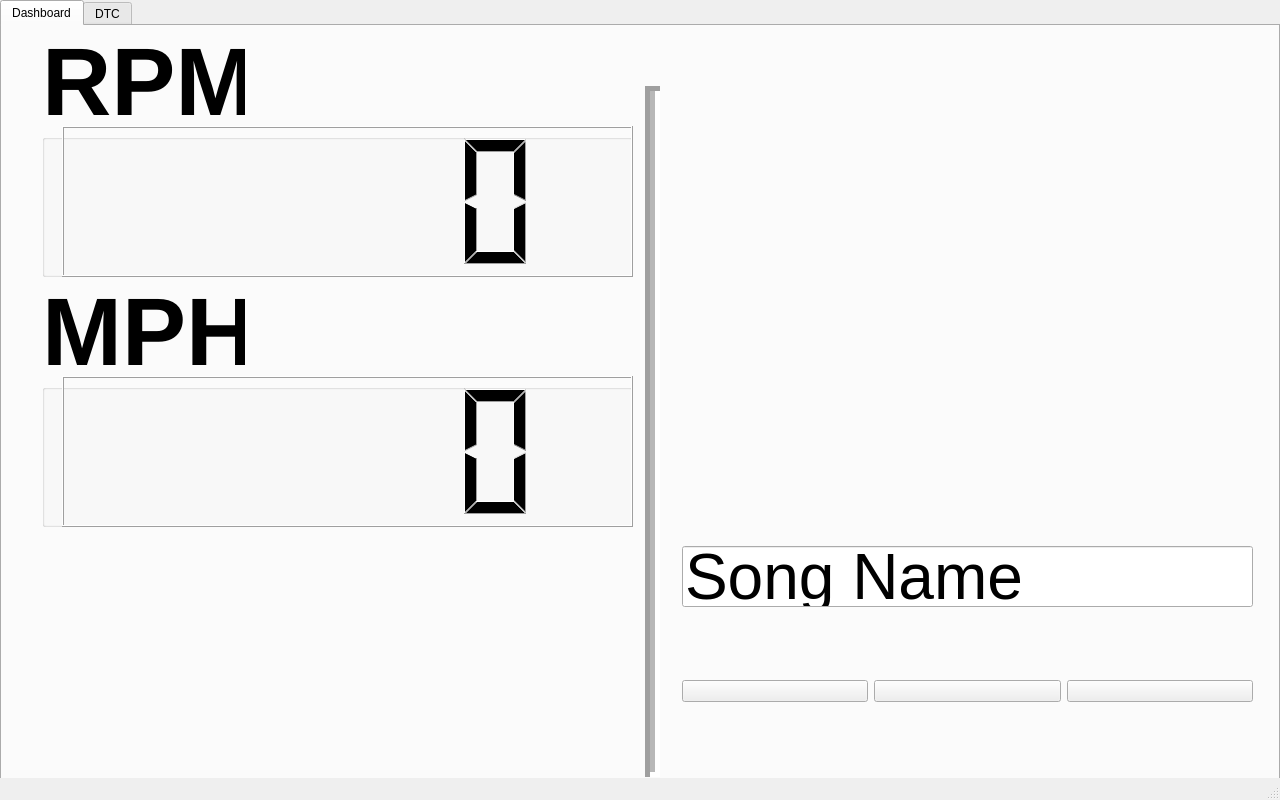
Above: RPi/AutoPi.ui from mbuc/AutoPI before the change. Below: the same form after it.
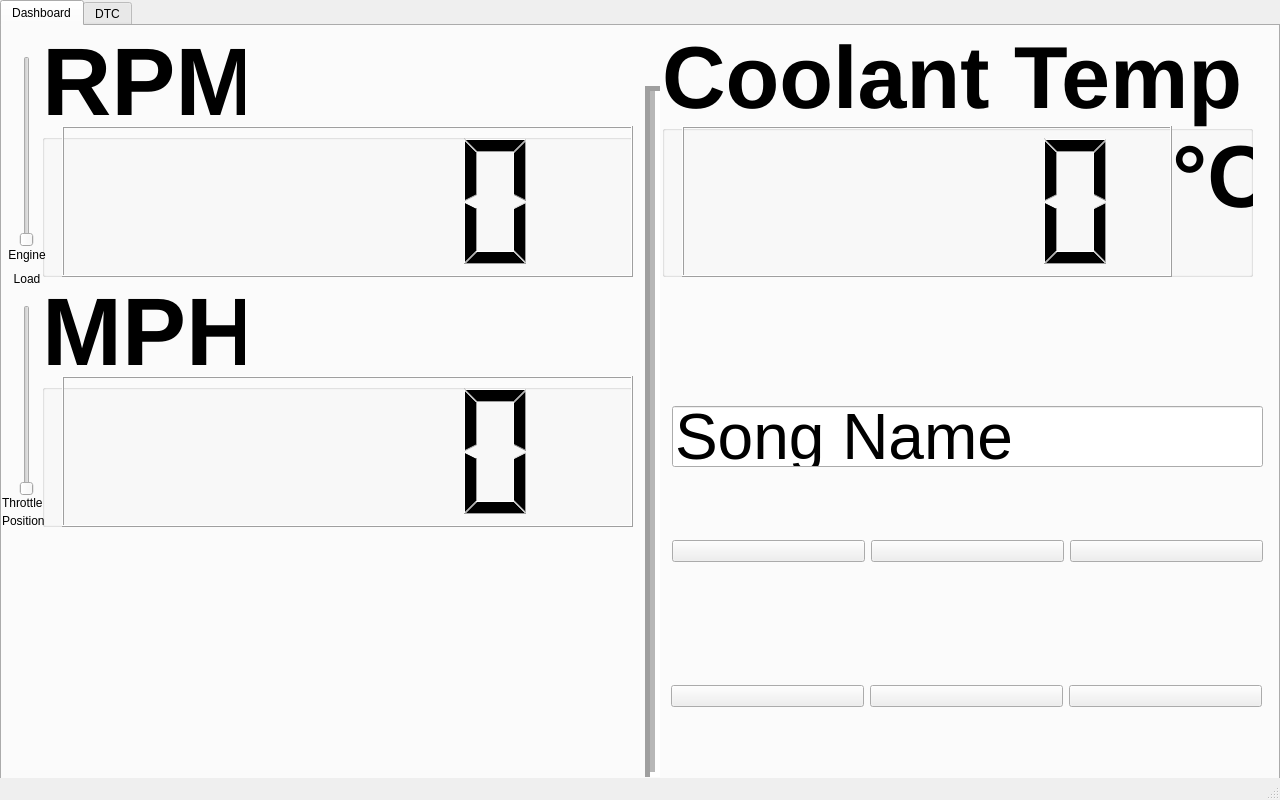
That is the form after the change. Icons and pictures are not drawn.

```diff
--- a/RPi/AutoPi.ui
+++ b/RPi/AutoPi.ui
@@ -88,9 +88,9 @@
      <widget class="QWidget" name="horizontalLayoutWidget_2">
       <property name="geometry">
        <rect>
-        <x>680</x>
-        <y>590</y>
-        <width>571</width>
+        <x>670</x>
+        <y>450</y>
+        <width>591</width>
         <height>151</height>
        </rect>
       </property>
@@ -180,9 +180,9 @@
      <widget class="QLineEdit" name="lineEditNowPlaying">
       <property name="geometry">
        <rect>
-        <x>680</x>
-        <y>520</y>
-        <width>571</width>
+        <x>670</x>
+        <y>380</y>
+        <width>591</width>
         <height>61</height>
        </rect>
       </property>
@@ -231,6 +231,246 @@
        </property>
       </widget>
      </widget>
+     <widget class="QWidget" name="horizontalLayoutWidget">
+      <property name="geometry">
+       <rect>
+        <x>669</x>
+        <y>600</y>
+        <width>591</width>
+        <height>141</height>
+       </rect>
+      </property>
+      <layout class="QHBoxLayout" name="horizontalLayout">
+       <item>
+        <widget class="QPushButton" name="pushButton_Rewind">
+         <property name="contextMenuPolicy">
+          <enum>Qt::NoContextMenu</enum>
+         </property>
+         <property name="layoutDirection">
+          <enum>Qt::LeftToRight</enum>
+         </property>
+         <property name="styleSheet">
+          <string notr="true"/>
+         </property>
+         <property name="text">
+          <string/>
+         </property>
+         <property name="icon">
+          <iconset resource="Media_Buttons.qrc">
+           <normaloff>:/Media Buttons/Oxygen-Icons.org-Oxygen-Actions-media-seek-backward.ico</normaloff>
+           <normalon>:/Play/Oxygen-Icons.org-Oxygen-Actions-media-playback-start.ico</normalon>
+           <disabledon>:/Media Buttons/Oxygen-Icons.org-Oxygen-Actions-media-playback-start.ico</disabledon>:/Media Buttons/Oxygen-Icons.org-Oxygen-Actions-media-seek-backward.ico</iconset>
+         </property>
+         <property name="iconSize">
+          <size>
+           <width>128</width>
+           <height>128</height>
+          </size>
+         </property>
+        </widget>
+       </item>
+       <item>
+        <widget class="QPushButton" name="pushButton_Stop">
+         <property name="contextMenuPolicy">
+          <enum>Qt::NoContextMenu</enum>
+         </property>
+         <property name="layoutDirection">
+          <enum>Qt::LeftToRight</enum>
+         </property>
+         <property name="styleSheet">
+          <string notr="true"/>
+         </property>
+         <property name="text">
+          <string/>
+         </property>
+         <property name="icon">
+          <iconset resource="Media_Buttons.qrc">
+           <normaloff>:/Media Buttons/Oxygen-Icons.org-Oxygen-Actions-media-playback-stop.ico</normaloff>
+           <normalon>:/Play/Oxygen-Icons.org-Oxygen-Actions-media-playback-start.ico</normalon>
+           <disabledon>:/Media Buttons/Oxygen-Icons.org-Oxygen-Actions-media-playback-start.ico</disabledon>:/Media Buttons/Oxygen-Icons.org-Oxygen-Actions-media-playback-stop.ico</iconset>
+         </property>
+         <property name="iconSize">
+          <size>
+           <width>128</width>
+           <height>128</height>
+          </size>
+         </property>
+        </widget>
+       </item>
+       <item>
+        <widget class="QPushButton" name="pushButton_FF">
+         <property name="contextMenuPolicy">
+          <enum>Qt::NoContextMenu</enum>
+         </property>
+         <property name="layoutDirection">
+          <enum>Qt::LeftToRight</enum>
+         </property>
+         <property name="styleSheet">
+          <string notr="true"/>
+         </property>
+         <property name="text">
+          <string/>
+         </property>
+         <property name="icon">
+          <iconset resource="Media_Buttons.qrc">
+           <normaloff>:/Media Buttons/Oxygen-Icons.org-Oxygen-Actions-media-seek-forward.ico</normaloff>
+           <normalon>:/Play/Oxygen-Icons.org-Oxygen-Actions-media-playback-start.ico</normalon>
+           <disabledon>:/Media Buttons/Oxygen-Icons.org-Oxygen-Actions-media-playback-start.ico</disabledon>:/Media Buttons/Oxygen-Icons.org-Oxygen-Actions-media-seek-forward.ico</iconset>
+         </property>
+         <property name="iconSize">
+          <size>
+           <width>128</width>
+           <height>128</height>
+          </size>
+         </property>
+        </widget>
+       </item>
+      </layout>
+     </widget>
+     <widget class="QSlider" name="verticalSliderThrottle">
+      <property name="geometry">
+       <rect>
+        <x>10</x>
+        <y>279</y>
+        <width>29</width>
+        <height>191</height>
+       </rect>
+      </property>
+      <property name="orientation">
+       <enum>Qt::Vertical</enum>
+      </property>
+     </widget>
+     <widget class="QWidget" name="verticalLayoutWidget">
+      <property name="geometry">
+       <rect>
+        <x>0</x>
+        <y>470</y>
+        <width>61</width>
+        <height>31</height>
+       </rect>
+      </property>
+      <layout class="QVBoxLayout" name="verticalLayout">
+       <item>
+        <widget class="QLabel" name="label">
+         <property name="text">
+          <string>Throttle</string>
+         </property>
+        </widget>
+       </item>
+       <item>
+        <widget class="QLabel" name="label_2">
+         <property name="text">
+          <string>Position</string>
+         </property>
+        </widget>
+       </item>
+      </layout>
+     </widget>
+     <widget class="QGroupBox" name="groupBox_3">
+      <property name="geometry">
+       <rect>
+        <x>660</x>
+        <y>0</y>
+        <width>591</width>
+        <height>251</height>
+       </rect>
+      </property>
+      <property name="font">
+       <font>
+        <pointsize>66</pointsize>
+        <weight>75</weight>
+        <bold>true</bold>
+       </font>
+      </property>
+      <property name="title">
+       <string>Coolant Temp</string>
+      </property>
+      <property name="alignment">
+       <set>Qt::AlignLeading|Qt::AlignLeft|Qt::AlignVCenter</set>
+      </property>
+      <property name="flat">
+       <bool>false</bool>
+      </property>
+      <widget class="QLCDNumber" name="lcdNumberCoolantTemp">
+       <property name="geometry">
+        <rect>
+         <x>20</x>
+         <y>100</y>
+         <width>490</width>
+         <height>151</height>
+        </rect>
+       </property>
+      </widget>
+      <widget class="QLabel" name="label_5">
+       <property name="geometry">
+        <rect>
+         <x>510</x>
+         <y>80</y>
+         <width>81</width>
+         <height>141</height>
+        </rect>
+       </property>
+       <property name="font">
+        <font>
+         <pointsize>66</pointsize>
+        </font>
+       </property>
+       <property name="text">
+        <string>°C</string>
+       </property>
+      </widget>
+     </widget>
+     <widget class="QSlider" name="verticalSliderLoad">
+      <property name="geometry">
+       <rect>
+        <x>10</x>
+        <y>30</y>
+        <width>29</width>
+        <height>191</height>
+       </rect>
+      </property>
+      <property name="orientation">
+       <enum>Qt::Vertical</enum>
+      </property>
+     </widget>
+     <widget class="QWidget" name="verticalLayoutWidget_2">
+      <property name="geometry">
+       <rect>
+        <x>0</x>
+        <y>220</y>
+        <width>50</width>
+        <height>42</height>
+       </rect>
+      </property>
+      <layout class="QVBoxLayout" name="verticalLayout_2">
+       <item>
+        <widget class="QLabel" name="label_3">
+         <property name="enabled">
+          <bool>true</bool>
+         </property>
+         <property name="layoutDirection">
+          <enum>Qt::LeftToRight</enum>
+         </property>
+         <property name="text">
+          <string>Engine</string>
+         </property>
+         <property name="alignment">
+          <set>Qt::AlignCenter</set>
+         </property>
+        </widget>
+       </item>
+       <item>
+        <widget class="QLabel" name="label_4">
+         <property name="text">
+          <string>Load</string>
+         </property>
+         <property name="alignment">
+          <set>Qt::AlignCenter</set>
+         </property>
+        </widget>
+       </item>
+      </layout>
+     </widget>
     </widget>
     <widget class="QWidget" name="tabDTC">
      <attribute name="title">
```
